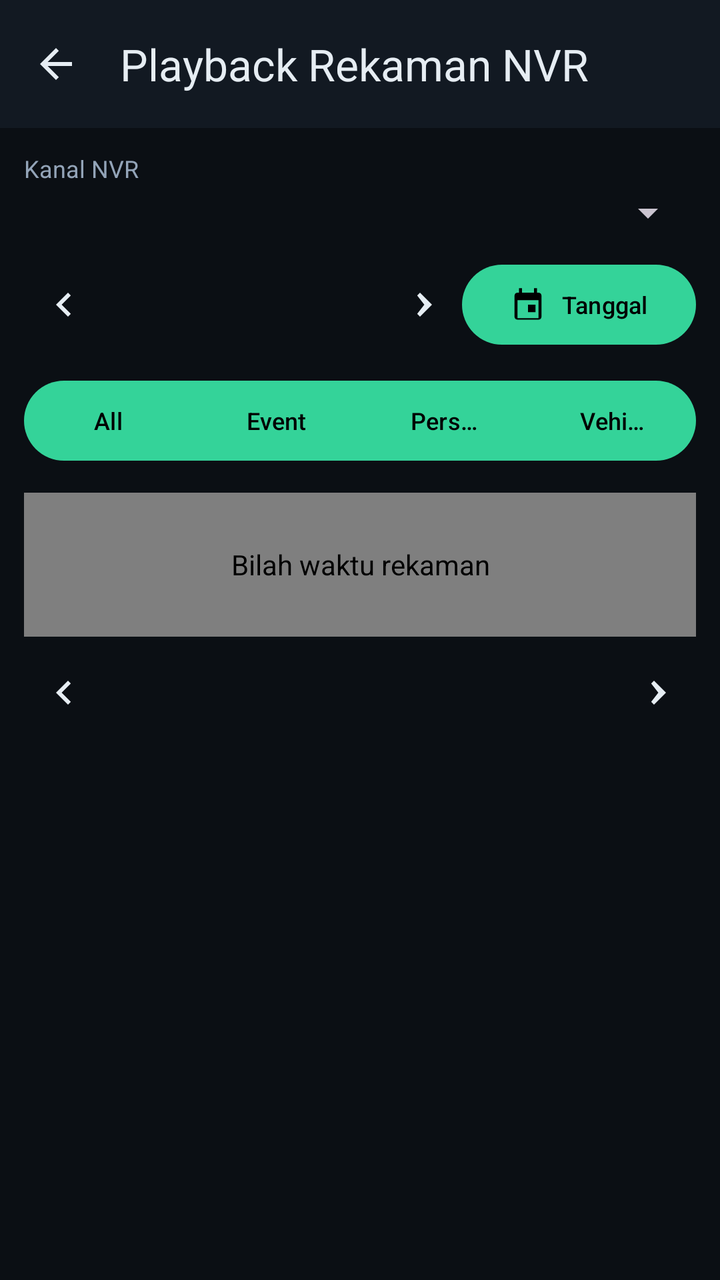
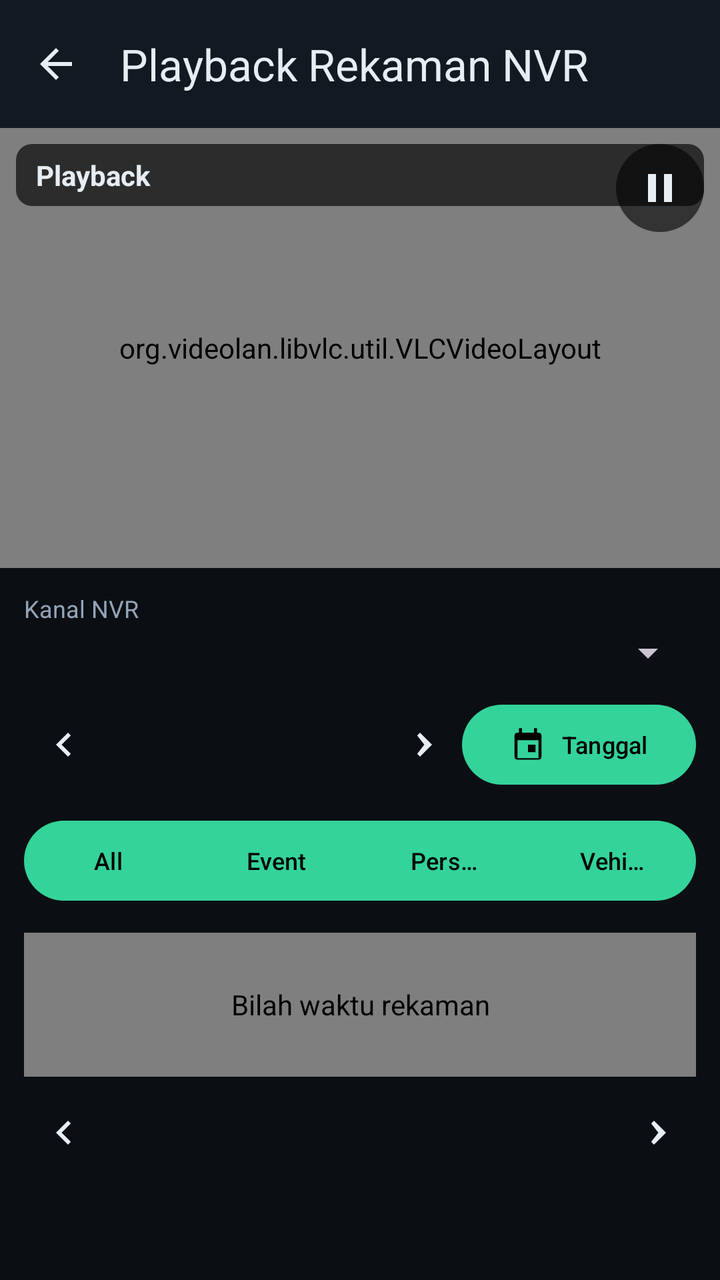

Screens rendered from an Android XML layout before and after an edit, with the pre-edit source and the edit as a unified diff.
<!-- AndroidManifest.xml: application theme Theme.CctvMonitor -->
<!-- res/layout/activity_playback.xml -->
<?xml version="1.0" encoding="utf-8"?>
<androidx.coordinatorlayout.widget.CoordinatorLayout xmlns:android="http://schemas.android.com/apk/res/android"
    xmlns:app="http://schemas.android.com/apk/res-auto"
    android:layout_width="match_parent"
    android:layout_height="match_parent"
    android:background="@color/bg">

    <com.google.android.material.appbar.AppBarLayout
        android:layout_width="match_parent"
        android:layout_height="wrap_content"
        android:background="@color/surface"
        app:elevation="0dp">

        <com.google.android.material.appbar.MaterialToolbar
            android:id="@+id/toolbarPlayback"
            android:layout_width="match_parent"
            android:layout_height="?attr/actionBarSize"
            android:background="@color/surface"
            app:navigationIcon="@drawable/ic_arrow_back"
            app:navigationIconTint="@color/text"
            app:title="Playback Rekaman NVR"
            app:titleTextColor="@color/text" />
    </com.google.android.material.appbar.AppBarLayout>

    <LinearLayout
        android:layout_width="match_parent"
        android:layout_height="match_parent"
        android:orientation="vertical"
        android:padding="12dp"
        app:layout_behavior="@string/appbar_scrolling_view_behavior">

        <TextView
            android:layout_width="match_parent"
            android:layout_height="wrap_content"
            android:text="Kanal NVR"
            android:textColor="@color/muted"
            android:textSize="12sp" />

        <Spinner
            android:id="@+id/spinnerPlaybackChannel"
            android:layout_width="match_parent"
            android:layout_height="wrap_content"
            android:layout_marginTop="2dp" />

        <LinearLayout
            android:layout_width="match_parent"
            android:layout_height="wrap_content"
            android:layout_marginTop="10dp"
            android:gravity="center_vertical"
            android:orientation="horizontal">

            <ImageButton
                android:id="@+id/btnPlaybackPrevDay"
                android:layout_width="40dp"
                android:layout_height="40dp"
                android:background="?attr/selectableItemBackgroundBorderless"
                android:contentDescription="Hari sebelumnya"
                android:src="@drawable/ic_chevron_left" />

            <TextView
                android:id="@+id/tvPlaybackDate"
                android:layout_width="0dp"
                android:layout_height="wrap_content"
                android:layout_weight="1"
                android:gravity="center"
                android:textColor="@color/text"
                android:textSize="14sp" />

            <ImageButton
                android:id="@+id/btnPlaybackNextDay"
                android:layout_width="40dp"
                android:layout_height="40dp"
                android:background="?attr/selectableItemBackgroundBorderless"
                android:contentDescription="Hari berikutnya"
                android:src="@drawable/ic_chevron_right" />

            <com.google.android.material.button.MaterialButton
                android:id="@+id/btnPlaybackDate"
                android:layout_width="wrap_content"
                android:layout_height="wrap_content"
                android:minWidth="0dp"
                android:text="Tanggal"
                android:textSize="12sp"
                app:icon="@drawable/ic_calendar" />
        </LinearLayout>

        <com.google.android.material.button.MaterialButtonToggleGroup
            android:id="@+id/filterPlayback"
            android:layout_width="match_parent"
            android:layout_height="wrap_content"
            android:layout_marginTop="10dp"
            app:selectionRequired="true"
            app:singleSelection="true">

            <com.google.android.material.button.MaterialButton
                android:id="@+id/filterAll"
                android:layout_width="0dp"
                android:layout_height="wrap_content"
                android:layout_weight="1"
                android:minWidth="0dp"
                android:text="All"
                android:textSize="12sp" />

            <com.google.android.material.button.MaterialButton
                android:id="@+id/filterEvent"
                android:layout_width="0dp"
                android:layout_height="wrap_content"
                android:layout_weight="1"
                android:minWidth="0dp"
                android:text="Event"
                android:textSize="12sp" />

            <com.google.android.material.button.MaterialButton
                android:id="@+id/filterPerson"
                android:layout_width="0dp"
                android:layout_height="wrap_content"
                android:layout_weight="1"
                android:minWidth="0dp"
                android:text="Person"
                android:textSize="12sp" />

            <com.google.android.material.button.MaterialButton
                android:id="@+id/filterVehicle"
                android:layout_width="0dp"
                android:layout_height="wrap_content"
                android:layout_weight="1"
                android:minWidth="0dp"
                android:text="Vehicle"
                android:textSize="12sp" />
        </com.google.android.material.button.MaterialButtonToggleGroup>

        <FrameLayout
            android:layout_width="match_parent"
            android:layout_height="72dp"
            android:layout_marginTop="12dp"
            android:background="@color/surface2">

            <id.cctv.monitor.playback.PlaybackTimelineView
                android:id="@+id/timelinePlayback"
                android:layout_width="match_parent"
                android:layout_height="match_parent"
                android:contentDescription="Bilah waktu rekaman" />

            <ProgressBar
                android:id="@+id/progressPlayback"
                android:layout_width="wrap_content"
                android:layout_height="wrap_content"
                android:layout_gravity="center"
                android:visibility="gone" />
        </FrameLayout>

        <LinearLayout
            android:layout_width="match_parent"
            android:layout_height="wrap_content"
            android:layout_marginTop="8dp"
            android:gravity="center_vertical"
            android:orientation="horizontal">

            <ImageButton
                android:id="@+id/btnPlaybackPrev"
                android:layout_width="40dp"
                android:layout_height="40dp"
                android:background="?attr/selectableItemBackgroundBorderless"
                android:contentDescription="Klip sebelumnya"
                android:src="@drawable/ic_chevron_left" />

            <TextView
                android:id="@+id/tvPlaybackTime"
                android:layout_width="0dp"
                android:layout_height="wrap_content"
                android:layout_weight="1"
                android:gravity="center"
                android:textColor="@color/text"
                android:textSize="20sp" />

            <ImageButton
                android:id="@+id/btnPlaybackNext"
                android:layout_width="40dp"
                android:layout_height="40dp"
                android:background="?attr/selectableItemBackgroundBorderless"
                android:contentDescription="Klip berikutnya"
                android:src="@drawable/ic_chevron_right" />
        </LinearLayout>

        <TextView
            android:id="@+id/tvPlaybackHint"
            android:layout_width="match_parent"
            android:layout_height="wrap_content"
            android:layout_marginTop="6dp"
            android:textColor="@color/muted"
            android:textSize="13sp" />
    </LinearLayout>
</androidx.coordinatorlayout.widget.CoordinatorLayout>
<!-- resources referenced by this layout -->
<resources>
  <color name="bg">#0B0F14</color>
  <color name="muted">#93A4B8</color>
  <color name="surface">#121922</color>
  <color name="surface2">#182231</color>
  <color name="text">#E6EDF3</color>
  <!-- drawable ic_arrow_back (drawable) -->
  <?xml version="1.0" encoding="utf-8"?>
  <vector xmlns:android="http://schemas.android.com/apk/res/android"
      android:width="24dp"
      android:height="24dp"
      android:viewportWidth="24"
      android:viewportHeight="24">
      <path
          android:fillColor="@color/text"
          android:pathData="M20,11H7.83l5.59,-5.59L12,4l-8,8 8,8 1.41,-1.41L7.83,13H20v-2z" />
  </vector>
  <!-- drawable ic_calendar (drawable) -->
  <?xml version="1.0" encoding="utf-8"?>
  <vector xmlns:android="http://schemas.android.com/apk/res/android"
      android:width="24dp"
      android:height="24dp"
      android:viewportWidth="24"
      android:viewportHeight="24"
      android:tint="@color/text">
      <path
          android:fillColor="@android:color/white"
          android:pathData="M17,12h-5v5h5v-5zM16,1v3H8V1H6v3H5c-1.11,0 -1.99,0.9 -1.99,2L3,20c0,1.1 0.89,2 2,2h14c1.1,0 2,-0.9 2,-2V6c0,-1.1 -0.9,-2 -2,-2h-1V1h-2zM19,21H5V9h14v12z" />
  </vector>
  <!-- drawable ic_chevron_left (drawable) -->
  <?xml version="1.0" encoding="utf-8"?>
  <vector xmlns:android="http://schemas.android.com/apk/res/android"
      android:width="24dp"
      android:height="24dp"
      android:viewportWidth="24"
      android:viewportHeight="24"
      android:tint="@color/text">
      <path
          android:fillColor="@android:color/white"
          android:pathData="M15.41,7.41L14,6l-6,6 6,6 1.41,-1.41L10.83,12z" />
  </vector>
  <!-- drawable ic_chevron_right (drawable) -->
  <?xml version="1.0" encoding="utf-8"?>
  <vector xmlns:android="http://schemas.android.com/apk/res/android"
      android:width="24dp"
      android:height="24dp"
      android:viewportWidth="24"
      android:viewportHeight="24"
      android:tint="@color/text">
      <path
          android:fillColor="@android:color/white"
          android:pathData="M9.59,7.41L11,6l6,6 -6,6 -1.41,-1.41L13.17,12z" />
  </vector>
  <style name="Theme.CctvMonitor" parent="Theme.Material3.Dark.NoActionBar">
          <item name="colorPrimary">@color/accent</item>
          <item name="colorOnPrimary">@color/black</item>
          <item name="colorSecondary">@color/accent</item>
          <item name="colorOnSecondary">@color/black</item>
          <item name="android:colorBackground">@color/bg</item>
          <item name="colorSurface">@color/surface</item>
          <item name="colorOnSurface">@color/text</item>
          <item name="colorSurfaceVariant">@color/surface2</item>
          <item name="colorOnSurfaceVariant">@color/muted</item>
          <item name="android:windowBackground">@color/bg</item>
          <item name="android:statusBarColor">@color/bg</item>
          <item name="android:navigationBarColor">@color/bg</item>
          <item name="android:windowLightStatusBar">false</item>
      </style>
  <color name="accent">#34D399</color>
  <color name="black">#000000</color>
</resources>

<!-- the commit's change to res/layout/activity_playback.xml (unified diff, before → after) -->
@@ -26,168 +26,231 @@
         android:layout_width="match_parent"
         android:layout_height="match_parent"
         android:orientation="vertical"
-        android:padding="12dp"
         app:layout_behavior="@string/appbar_scrolling_view_behavior">
 
-        <TextView
+        <FrameLayout
             android:layout_width="match_parent"
-            android:layout_height="wrap_content"
-            android:text="Kanal NVR"
-            android:textColor="@color/muted"
-            android:textSize="12sp" />
-
-        <Spinner
-            android:id="@+id/spinnerPlaybackChannel"
-            android:layout_width="match_parent"
-            android:layout_height="wrap_content"
-            android:layout_marginTop="2dp" />
-
-        <LinearLayout
-            android:layout_width="match_parent"
-            android:layout_height="wrap_content"
-            android:layout_marginTop="10dp"
-            android:gravity="center_vertical"
-            android:orientation="horizontal">
-
-            <ImageButton
-                android:id="@+id/btnPlaybackPrevDay"
-                android:layout_width="40dp"
-                android:layout_height="40dp"
-                android:background="?attr/selectableItemBackgroundBorderless"
-                android:contentDescription="Hari sebelumnya"
-                android:src="@drawable/ic_chevron_left" />
+            android:layout_height="220dp"
+            android:background="@color/black">
+
+            <org.videolan.libvlc.util.VLCVideoLayout
+                android:id="@+id/videoPlayback"
+                android:layout_width="match_parent"
+                android:layout_height="match_parent" />
 
             <TextView
-                android:id="@+id/tvPlaybackDate"
-                android:layout_width="0dp"
-                android:layout_height="wrap_content"
-                android:layout_weight="1"
+                android:id="@+id/tvPlaybackVideoOverlay"
+                android:layout_width="match_parent"
+                android:layout_height="match_parent"
                 android:gravity="center"
                 android:textColor="@color/text"
-                android:textSize="14sp" />
+                android:textSize="18sp"
+                android:visibility="gone" />
+
+            <TextView
+                android:id="@+id/tvPlaybackVideoTitle"
+                android:layout_width="match_parent"
+                android:layout_height="wrap_content"
+                android:layout_gravity="top|start"
+                android:layout_margin="8dp"
+                android:background="@drawable/bg_chip"
+                android:ellipsize="end"
+                android:maxLines="1"
+                android:paddingStart="10dp"
+                android:paddingTop="6dp"
+                android:paddingEnd="60dp"
+                android:paddingBottom="6dp"
+                android:text="Playback"
+                android:textColor="@color/text"
+                android:textSize="14sp"
+                android:textStyle="bold" />
 
             <ImageButton
-                android:id="@+id/btnPlaybackNextDay"
-                android:layout_width="40dp"
-                android:layout_height="40dp"
-                android:background="?attr/selectableItemBackgroundBorderless"
-                android:contentDescription="Hari berikutnya"
-                android:src="@drawable/ic_chevron_right" />
-
-            <com.google.android.material.button.MaterialButton
-                android:id="@+id/btnPlaybackDate"
-                android:layout_width="wrap_content"
+                android:id="@+id/btnPlaybackVideoPlayPause"
+                android:layout_width="44dp"
+                android:layout_height="44dp"
+                android:layout_gravity="top|end"
+                android:layout_margin="8dp"
+                android:background="@drawable/bg_chip_circle"
+                android:contentDescription="@string/controls"
+                android:padding="10dp"
+                android:src="@drawable/ic_pause"
+                android:tint="@color/text" />
+        </FrameLayout>
+
+        <ScrollView
+            android:layout_width="match_parent"
+            android:layout_height="0dp"
+            android:layout_weight="1"
+            android:fillViewport="true">
+
+            <LinearLayout
+                android:layout_width="match_parent"
                 android:layout_height="wrap_content"
-                android:minWidth="0dp"
-                android:text="Tanggal"
-                android:textSize="12sp"
-                app:icon="@drawable/ic_calendar" />
-        </LinearLayout>
-
-        <com.google.android.material.button.MaterialButtonToggleGroup
-            android:id="@+id/filterPlayback"
-            android:layout_width="match_parent"
-            android:layout_height="wrap_content"
-            android:layout_marginTop="10dp"
-            app:selectionRequired="true"
-            app:singleSelection="true">
-
-            <com.google.android.material.button.MaterialButton
-                android:id="@+id/filterAll"
-                android:layout_width="0dp"
-                android:layout_height="wrap_content"
-                android:layout_weight="1"
-                android:minWidth="0dp"
-                android:text="All"
-                android:textSize="12sp" />
-
-            <com.google.android.material.button.MaterialButton
-                android:id="@+id/filterEvent"
-                android:layout_width="0dp"
-                android:layout_height="wrap_content"
-                android:layout_weight="1"
-                android:minWidth="0dp"
-                android:text="Event"
-                android:textSize="12sp" />
-
-            <com.google.android.material.button.MaterialButton
-                android:id="@+id/filterPerson"
-                android:layout_width="0dp"
-                android:layout_height="wrap_content"
-                android:layout_weight="1"
-                android:minWidth="0dp"
-                android:text="Person"
-                android:textSize="12sp" />
-
-            <com.google.android.material.button.MaterialButton
-                android:id="@+id/filterVehicle"
-                android:layout_width="0dp"
-                android:layout_height="wrap_content"
-                android:layout_weight="1"
-                android:minWidth="0dp"
-                android:text="Vehicle"
-                android:textSize="12sp" />
-        </com.google.android.material.button.MaterialButtonToggleGroup>
-
-        <FrameLayout
-            android:layout_width="match_parent"
-            android:layout_height="72dp"
-            android:layout_marginTop="12dp"
-            android:background="@color/surface2">
-
-            <id.cctv.monitor.playback.PlaybackTimelineView
-                android:id="@+id/timelinePlayback"
-                android:layout_width="match_parent"
-                android:layout_height="match_parent"
-                android:contentDescription="Bilah waktu rekaman" />
-
-            <ProgressBar
-                android:id="@+id/progressPlayback"
-                android:layout_width="wrap_content"
-                android:layout_height="wrap_content"
-                android:layout_gravity="center"
-                android:visibility="gone" />
-        </FrameLayout>
-
-        <LinearLayout
-            android:layout_width="match_parent"
-            android:layout_height="wrap_content"
-            android:layout_marginTop="8dp"
-            android:gravity="center_vertical"
-            android:orientation="horizontal">
-
-            <ImageButton
-                android:id="@+id/btnPlaybackPrev"
-                android:layout_width="40dp"
-                android:layout_height="40dp"
-                android:background="?attr/selectableItemBackgroundBorderless"
-                android:contentDescription="Klip sebelumnya"
-                android:src="@drawable/ic_chevron_left" />
-
-            <TextView
-                android:id="@+id/tvPlaybackTime"
-                android:layout_width="0dp"
-                android:layout_height="wrap_content"
-                android:layout_weight="1"
-                android:gravity="center"
-                android:textColor="@color/text"
-                android:textSize="20sp" />
-
-            <ImageButton
-                android:id="@+id/btnPlaybackNext"
-                android:layout_width="40dp"
-                android:layout_height="40dp"
-                android:background="?attr/selectableItemBackgroundBorderless"
-                android:contentDescription="Klip berikutnya"
-                android:src="@drawable/ic_chevron_right" />
-        </LinearLayout>
-
-        <TextView
-            android:id="@+id/tvPlaybackHint"
-            android:layout_width="match_parent"
-            android:layout_height="wrap_content"
-            android:layout_marginTop="6dp"
-            android:textColor="@color/muted"
-            android:textSize="13sp" />
+                android:orientation="vertical"
+                android:padding="12dp">
+
+                <TextView
+                    android:layout_width="match_parent"
+                    android:layout_height="wrap_content"
+                    android:text="Kanal NVR"
+                    android:textColor="@color/muted"
+                    android:textSize="12sp" />
+
+                <Spinner
+                    android:id="@+id/spinnerPlaybackChannel"
+                    android:layout_width="match_parent"
+                    android:layout_height="wrap_content"
+                    android:layout_marginTop="2dp" />
+
+                <LinearLayout
+                    android:layout_width="match_parent"
+                    android:layout_height="wrap_content"
+                    android:layout_marginTop="10dp"
+                    android:gravity="center_vertical"
+                    android:orientation="horizontal">
+
+                    <ImageButton
+                        android:id="@+id/btnPlaybackPrevDay"
+                        android:layout_width="40dp"
+                        android:layout_height="40dp"
+                        android:background="?attr/selectableItemBackgroundBorderless"
+                        android:contentDescription="Hari sebelumnya"
+                        android:src="@drawable/ic_chevron_left" />
+
+                    <TextView
+                        android:id="@+id/tvPlaybackDate"
+                        android:layout_width="0dp"
+                        android:layout_height="wrap_content"
+                        android:layout_weight="1"
+                        android:gravity="center"
+                        android:textColor="@color/text"
+                        android:textSize="14sp" />
+
+                    <ImageButton
+                        android:id="@+id/btnPlaybackNextDay"
+                        android:layout_width="40dp"
+                        android:layout_height="40dp"
+                        android:background="?attr/selectableItemBackgroundBorderless"
+                        android:contentDescription="Hari berikutnya"
+                        android:src="@drawable/ic_chevron_right" />
+
+                    <com.google.android.material.button.MaterialButton
+                        android:id="@+id/btnPlaybackDate"
+                        android:layout_width="wrap_content"
+                        android:layout_height="wrap_content"
+                        android:minWidth="0dp"
+                        android:text="Tanggal"
+                        android:textSize="12sp"
+                        app:icon="@drawable/ic_calendar" />
+                </LinearLayout>
+
+                <com.google.android.material.button.MaterialButtonToggleGroup
+                    android:id="@+id/filterPlayback"
+                    android:layout_width="match_parent"
+                    android:layout_height="wrap_content"
+                    android:layout_marginTop="10dp"
+                    app:selectionRequired="true"
+                    app:singleSelection="true">
+
+                    <com.google.android.material.button.MaterialButton
+                        android:id="@+id/filterAll"
+                        android:layout_width="0dp"
+                        android:layout_height="wrap_content"
+                        android:layout_weight="1"
+                        android:minWidth="0dp"
+                        android:text="All"
+                        android:textSize="12sp" />
+
+                    <com.google.android.material.button.MaterialButton
+                        android:id="@+id/filterEvent"
+                        android:layout_width="0dp"
+                        android:layout_height="wrap_content"
+                        android:layout_weight="1"
+                        android:minWidth="0dp"
+                        android:text="Event"
+                        android:textSize="12sp" />
+
+                    <com.google.android.material.button.MaterialButton
+                        android:id="@+id/filterPerson"
+                        android:layout_width="0dp"
+                        android:layout_height="wrap_content"
+                        android:layout_weight="1"
+                        android:minWidth="0dp"
+                        android:text="Person"
+                        android:textSize="12sp" />
+
+                    <com.google.android.material.button.MaterialButton
+                        android:id="@+id/filterVehicle"
+                        android:layout_width="0dp"
+                        android:layout_height="wrap_content"
+                        android:layout_weight="1"
+                        android:minWidth="0dp"
+                        android:text="Vehicle"
+                        android:textSize="12sp" />
+                </com.google.android.material.button.MaterialButtonToggleGroup>
+
+                <FrameLayout
+                    android:layout_width="match_parent"
+                    android:layout_height="72dp"
+                    android:layout_marginTop="12dp"
+                    android:background="@color/surface2">
+
+                    <id.cctv.monitor.playback.PlaybackTimelineView
+                        android:id="@+id/timelinePlayback"
+                        android:layout_width="match_parent"
+                        android:layout_height="match_parent"
+                        android:contentDescription="Bilah waktu rekaman" />
+
+                    <ProgressBar
+                        android:id="@+id/progressPlayback"
+                        android:layout_width="wrap_content"
+                        android:layout_height="wrap_content"
+                        android:layout_gravity="center"
+                        android:visibility="gone" />
+                </FrameLayout>
+
+                <LinearLayout
+                    android:layout_width="match_parent"
+                    android:layout_height="wrap_content"
+                    android:layout_marginTop="8dp"
+                    android:gravity="center_vertical"
+                    android:orientation="horizontal">
+
+                    <ImageButton
+                        android:id="@+id/btnPlaybackPrev"
+                        android:layout_width="40dp"
+                        android:layout_height="40dp"
+                        android:background="?attr/selectableItemBackgroundBorderless"
+                        android:contentDescription="Klip sebelumnya"
+                        android:src="@drawable/ic_chevron_left" />
+
+                    <TextView
+                        android:id="@+id/tvPlaybackTime"
+                        android:layout_width="0dp"
+                        android:layout_height="wrap_content"
+                        android:layout_weight="1"
+                        android:gravity="center"
+                        android:textColor="@color/text"
+                        android:textSize="20sp" />
+
+                    <ImageButton
+                        android:id="@+id/btnPlaybackNext"
+                        android:layout_width="40dp"
+                        android:layout_height="40dp"
+                        android:background="?attr/selectableItemBackgroundBorderless"
+                        android:contentDescription="Klip berikutnya"
+                        android:src="@drawable/ic_chevron_right" />
+                </LinearLayout>
+
+                <TextView
+                    android:id="@+id/tvPlaybackHint"
+                    android:layout_width="match_parent"
+                    android:layout_height="wrap_content"
+                    android:layout_marginTop="6dp"
+                    android:textColor="@color/muted"
+                    android:textSize="13sp" />
+            </LinearLayout>
+        </ScrollView>
     </LinearLayout>
 </androidx.coordinatorlayout.widget.CoordinatorLayout>
<!-- resource entries referenced after the edit -->
@@ -5,6 +5,19 @@
   <color name="surface">#121922</color>
   <color name="surface2">#182231</color>
   <color name="text">#E6EDF3</color>
+  <!-- drawable bg_chip (drawable) -->
+  <?xml version="1.0" encoding="utf-8"?>
+  <shape xmlns:android="http://schemas.android.com/apk/res/android"
+      android:shape="rectangle">
+      <solid android:color="#A6000000" />
+      <corners android:radius="8dp" />
+  </shape>
+  <!-- drawable bg_chip_circle (drawable) -->
+  <?xml version="1.0" encoding="utf-8"?>
+  <shape xmlns:android="http://schemas.android.com/apk/res/android"
+      android:shape="oval">
+      <solid android:color="#99000000" />
+  </shape>
   <!-- drawable ic_arrow_back (drawable) -->
   <?xml version="1.0" encoding="utf-8"?>
   <vector xmlns:android="http://schemas.android.com/apk/res/android"
@@ -52,6 +65,18 @@
           android:fillColor="@android:color/white"
           android:pathData="M9.59,7.41L11,6l6,6 -6,6 -1.41,-1.41L13.17,12z" />
   </vector>
+  <!-- drawable ic_pause (drawable) -->
+  <?xml version="1.0" encoding="utf-8"?>
+  <vector xmlns:android="http://schemas.android.com/apk/res/android"
+      android:width="24dp"
+      android:height="24dp"
+      android:viewportWidth="24"
+      android:viewportHeight="24">
+      <path
+          android:fillColor="@color/text"
+          android:pathData="M6,5h4v14H6zM14,5h4v14h-4z" />
+  </vector>
+  <string name="controls">Kontrol kamera</string>
   <style name="Theme.CctvMonitor" parent="Theme.Material3.Dark.NoActionBar">
           <item name="colorPrimary">@color/accent</item>
           <item name="colorOnPrimary">@color/black</item>
